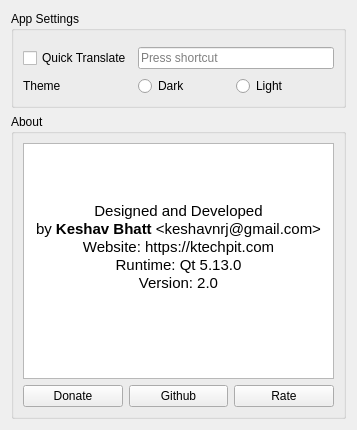
keshavbhatt/glate, file src/settings.ui: the form before one commit.
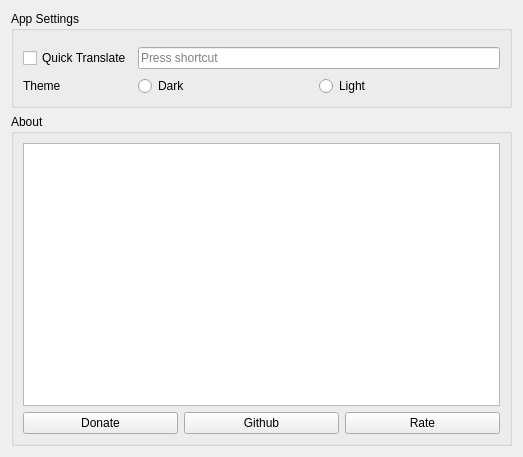
The form after the commit. Icons and pictures are not drawn. Custom widgets are drawn as their Qt base class.

What changed in the file:
```diff
--- a/src/settings.ui
+++ b/src/settings.ui
@@ -6,8 +6,8 @@
    <rect>
     <x>0</x>
     <y>0</y>
-    <width>357</width>
-    <height>430</height>
+    <width>523</width>
+    <height>457</height>
    </rect>
   </property>
   <property name="windowTitle">
@@ -92,18 +92,13 @@
           </property>
           <property name="html">
            <string>&lt;!DOCTYPE HTML PUBLIC &quot;-//W3C//DTD HTML 4.0//EN&quot; &quot;http://www.w3.org/TR/REC-html40/strict.dtd&quot;&gt;
-&lt;html&gt;&lt;head&gt;&lt;meta name=&quot;qrichtext&quot; content=&quot;1&quot; /&gt;&lt;style type=&quot;text/css&quot;&gt;
+&lt;html&gt;&lt;head&gt;&lt;meta name=&quot;qrichtext&quot; content=&quot;1&quot; /&gt;&lt;meta charset=&quot;utf-8&quot; /&gt;&lt;style type=&quot;text/css&quot;&gt;
 p, li { white-space: pre-wrap; }
-&lt;/style&gt;&lt;/head&gt;&lt;body style=&quot; font-family:'Ubuntu'; font-size:11pt; font-weight:400; font-style:normal;&quot;&gt;
-&lt;p align=&quot;center&quot; style=&quot;-qt-paragraph-type:empty; margin-top:0px; margin-bottom:0px; margin-left:0px; margin-right:0px; -qt-block-indent:0; text-indent:0px;&quot;&gt;&lt;br /&gt;&lt;/p&gt;
-&lt;p align=&quot;center&quot; style=&quot; margin-top:0px; margin-bottom:0px; margin-left:0px; margin-right:0px; -qt-block-indent:0; text-indent:0px;&quot;&gt;&lt;img src=&quot;:/icons/app/icon-64.png&quot; /&gt;&lt;/p&gt;
-&lt;p align=&quot;center&quot; style=&quot;-qt-paragraph-type:empty; margin-top:0px; margin-bottom:0px; margin-left:0px; margin-right:0px; -qt-block-indent:0; text-indent:0px;&quot;&gt;&lt;br /&gt;&lt;/p&gt;
-&lt;p align=&quot;center&quot; style=&quot; margin-top:0px; margin-bottom:0px; margin-left:0px; margin-right:0px; -qt-block-indent:0; text-indent:0px;&quot;&gt;Designed and Developed&lt;/p&gt;
-&lt;p align=&quot;center&quot; style=&quot; margin-top:0px; margin-bottom:0px; margin-left:0px; margin-right:0px; -qt-block-indent:0; text-indent:0px;&quot;&gt;by &lt;span style=&quot; font-weight:600;&quot;&gt;Keshav Bhatt&lt;/span&gt; &amp;lt;keshavnrj@gmail.com&amp;gt;&lt;/p&gt;
-&lt;p align=&quot;center&quot; style=&quot; margin-top:0px; margin-bottom:0px; margin-left:0px; margin-right:0px; -qt-block-indent:0; text-indent:0px;&quot;&gt;Website: https://ktechpit.com&lt;/p&gt;
-&lt;p align=&quot;center&quot; style=&quot; margin-top:0px; margin-bottom:0px; margin-left:0px; margin-right:0px; -qt-block-indent:0; text-indent:0px;&quot;&gt;Runtime: Qt 5.13.0&lt;/p&gt;
-&lt;p align=&quot;center&quot; style=&quot; margin-top:0px; margin-bottom:0px; margin-left:0px; margin-right:0px; -qt-block-indent:0; text-indent:0px;&quot;&gt;Version: 2.0&lt;/p&gt;
-&lt;p align=&quot;center&quot; style=&quot;-qt-paragraph-type:empty; margin-top:0px; margin-bottom:0px; margin-left:0px; margin-right:0px; -qt-block-indent:0; text-indent:0px;&quot;&gt;&lt;br /&gt;&lt;/p&gt;&lt;/body&gt;&lt;/html&gt;</string>
+hr { height: 1px; border-width: 0; }
+li.unchecked::marker { content: &quot;\2610&quot;; }
+li.checked::marker { content: &quot;\2612&quot;; }
+&lt;/style&gt;&lt;/head&gt;&lt;body style=&quot; font-family:'Sans Serif'; font-size:9pt; font-weight:400; font-style:normal;&quot;&gt;
+&lt;p style=&quot;-qt-paragraph-type:empty; margin-top:0px; margin-bottom:0px; margin-left:0px; margin-right:0px; -qt-block-indent:0; text-indent:0px;&quot;&gt;&lt;br /&gt;&lt;/p&gt;&lt;/body&gt;&lt;/html&gt;</string>
           </property>
          </widget>
         </item>
```
Left out of the diff: 4 changed lines with no effect on the pictures.
